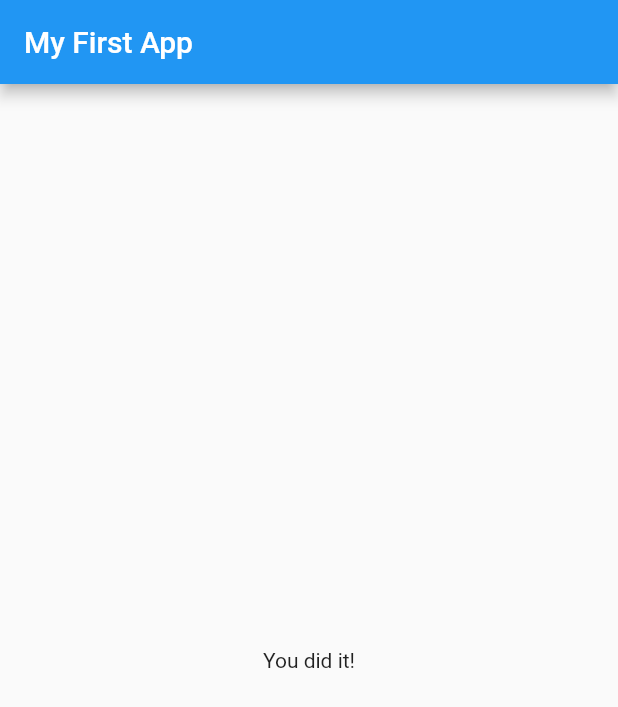
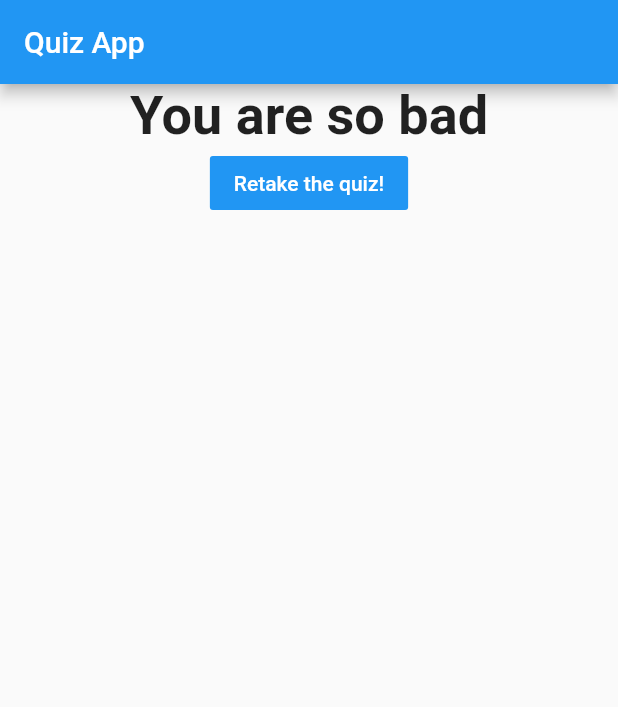
Before and after one commit to Novvan/Flutter_Course, a Flutter app: the screen it shows after launch, after a tap on "Black", after a tap on "Lion", after a tap on "Messi", on a phone screen of 412 x 824 dp. Shown: the top 707 px of the screen. Run offline on Flutter 3.47's test engine with Material 2 defaults, Android fonts, the phone set to English and light mode, and no system bars.

Commit message:
Quiz App done!

```diff
--- a/quiz_app/lib/main.dart
+++ b/quiz_app/lib/main.dart
@@ -16,20 +16,46 @@ class _MyQuizState extends State<MyQuiz> {
   final _questions = const [
     {
       'questionText': 'What\'s your favorite color?',
-      'answers': ['Black', 'Red', 'Green', 'White'],
+      'answers': [
+        {'text': 'Black', 'score': 10},
+        {'text': 'Red', 'score': 5},
+        {'text': 'Green', 'score': 3},
+        {'text': 'White', 'score': 1},
+      ],
     },
     {
       'questionText': 'What\'s your favorite animal?',
-      'answers': ['Rabbit', 'Snake', 'Elephant', 'Lion'],
+      'answers': [
+        {'text': 'Snake', 'score': 10},
+        {'text': 'Lion', 'score': 5},
+        {'text': 'Cat', 'score': 3},
+        {'text': 'Dog', 'score': 1},
+      ],
     },
     {
       'questionText': 'Who\'s your favorite football player?',
-      'answers': ['Messi', 'Cristiano', 'Mbappe', 'Neymar'],
+      'answers': [
+        {'text': 'Messi', 'score': 0},
+        {'text': 'Cristiano', 'score': 5},
+        {'text': 'Mbappe', 'score': 3},
+        {'text': 'Neymar', 'score': 10},
+      ],
     },
   ];
   var _questionIndex = 0;
+  var _totalScore = 0;
 
-  void _answerQuestion() {
+  void _resetQuiz(){
+    setState(() {
+    _questionIndex = 0;
+    _totalScore = 0;
+    });
+  }
+
+  void _answerQuestion(int score) {
+
+    _totalScore += score;
+
     setState(() {
       _questionIndex = _questionIndex + 1;
     });
@@ -44,10 +70,11 @@ class _MyQuizState extends State<MyQuiz> {
   @override
   Widget build(BuildContext context) {
     return MaterialApp(
+      title: 'Quiz App',
       debugShowCheckedModeBanner: false,
       home: Scaffold(
         appBar: AppBar(
-          title: Text('My First App'),
+          title: Text('Quiz App'),
         ),
         body: _questionIndex < _questions.length
             ? Quiz(
@@ -55,7 +82,7 @@ class _MyQuizState extends State<MyQuiz> {
                 questionIndex: _questionIndex,
                 questions: _questions,
               )
-            : Result(),
+            : Result(_totalScore,_resetQuiz),
       ),
     );
   }
--- a/quiz_app/lib/quiz.dart
+++ b/quiz_app/lib/quiz.dart
@@ -21,8 +21,8 @@ class Quiz extends StatelessWidget {
         Question(
           questions[questionIndex]['questionText'],
         ),
-        ...(questions[questionIndex]['answers'] as List<String>).map((answer) {
-          return Answer(answerQuestion, answer);
+        ...(questions[questionIndex]['answers'] as List<Map<String, Object>>).map((answer) {
+          return Answer(()=>answerQuestion(answer['score']), answer['text']);
         }).toList()
       ],
     );
--- a/quiz_app/lib/result.dart
+++ b/quiz_app/lib/result.dart
@@ -1,10 +1,44 @@
 import 'package:flutter/material.dart';
 
 class Result extends StatelessWidget {
+  final int resultScore;
+  final Function resetHandler;
+
+  Result(this.resultScore, this.resetHandler);
+
+  String get resultphrase {
+    var resultText;
+
+    if (resultScore <= 8) {
+      resultText = 'You are awesome!';
+    } else if (resultScore <= 12) {
+      resultText = 'You are... Strange';
+    } else {
+      resultText = 'You are so bad';
+    }
+
+    return resultText;
+  }
+
   @override
   Widget build(BuildContext context) {
     return Center(
-      child: Text('You did it!'),
+      child: Column(children: <Widget>[
+        Text(
+          resultphrase,
+          style: TextStyle(
+            fontSize: 36,
+            fontWeight: FontWeight.bold,
+          ),
+          textAlign: TextAlign.center,
+        ),
+        FlatButton(
+          child: Text('Retake the quiz!'),
+          onPressed: resetHandler,
+          color: Theme.of(context).primaryColor,
+          textColor: Colors.white,
+        )
+      ]),
     );
   }
 }
```
